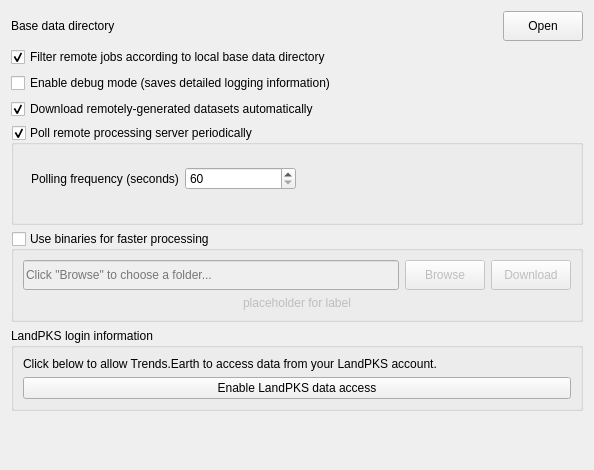
ConservationInternational/trends.earth, file LDMP/gui/WidgetSettingsAdvanced.ui: the form before one commit.
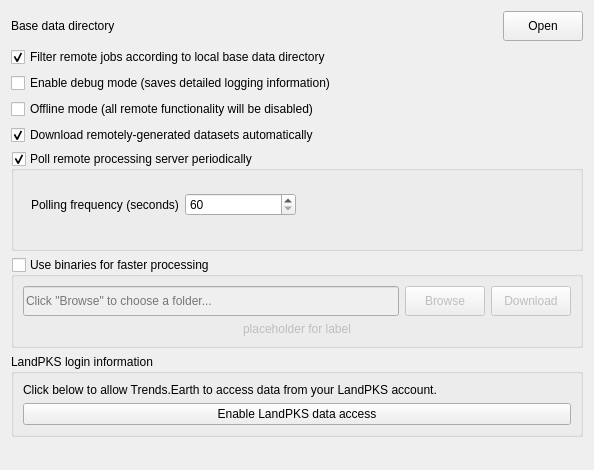
The form after the commit. Custom widgets are drawn as their Qt base class.

Commit message: Offline mode support. Disables options, algorithms and buttons for online usage

Patch:
```diff
--- a/LDMP/gui/WidgetSettingsAdvanced.ui
+++ b/LDMP/gui/WidgetSettingsAdvanced.ui
@@ -98,6 +98,13 @@
      </property>
     </widget>
    </item>
+   <item>
+    <widget class="QCheckBox" name="cb_offline_mode">
+     <property name="text">
+      <string>Offline mode (all remote functionality will be disabled)</string>
+     </property>
+    </widget>
+   </item>
    <item>
     <widget class="QCheckBox" name="download_remote_datasets_chb">
      <property name="text">
```
The commit also changes 7 other files.
